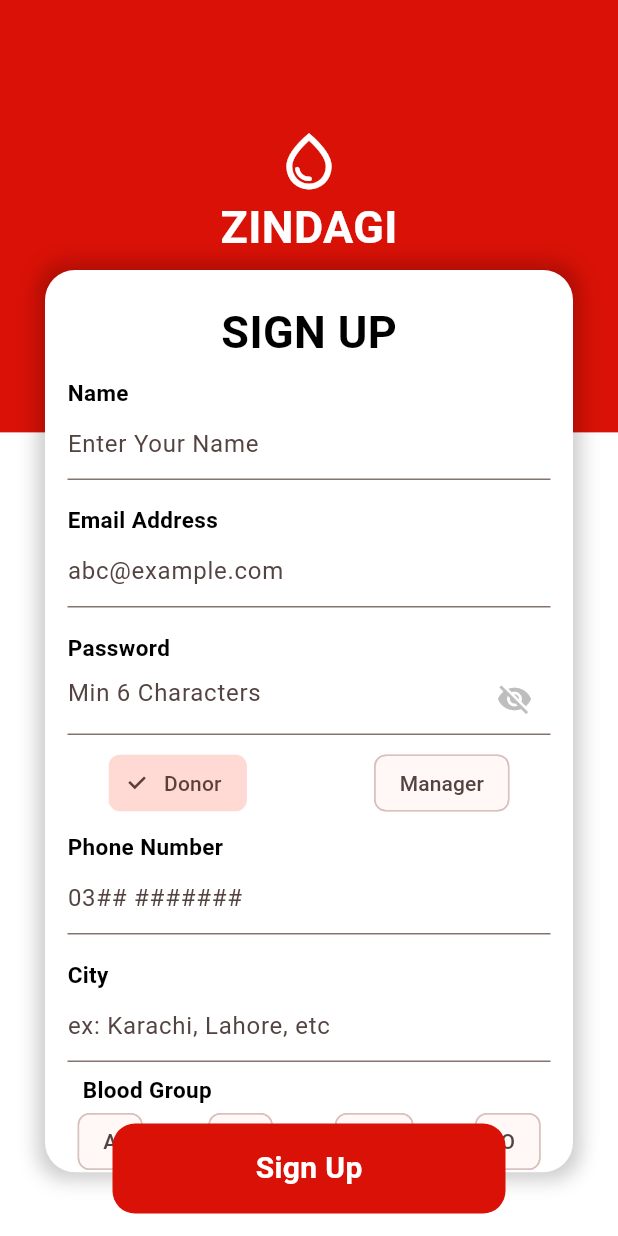
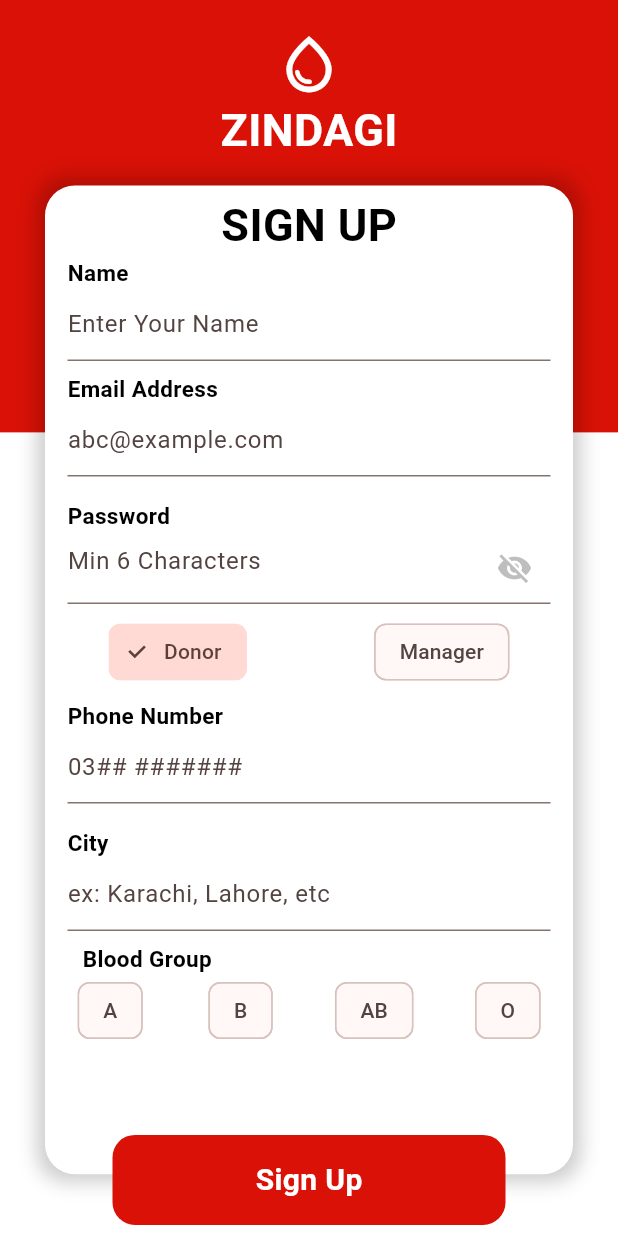
Before and after one commit to shammaskhann/Blood_Donation_APP_Flutter-FireBaseF, a Flutter app: the screen it shows after launch, after a tap on "Sign Up", on a phone screen of 412 x 824 dp. Run offline on Flutter 3.47's test engine with Material 3 defaults, Android fonts, the phone set to English and light mode, and no system bars; our stand-ins replace cloud_firestore, firebase_auth, firebase_core, fluttertoast, shimmer; accounts and stored records are empty; Roboto replaces fonts that are missing (Poppins).

Commit message:
'v10.final"

```diff
--- a/lib/view/DonorEditDetailScreen.dart
+++ b/lib/view/DonorEditDetailScreen.dart
@@ -1,3 +1,5 @@
+import 'dart:developer';
+
 import 'package:flutter/material.dart';
 import 'package:project_jp/resources/Colors.dart';
 import 'package:project_jp/view/HomeScreen.dart';
--- a/lib/view/LoginScreen.dart
+++ b/lib/view/LoginScreen.dart
@@ -61,11 +61,11 @@ class _LoginScreenState extends State<LoginScreen> {
                     ],
                   )),
               Positioned(
-                top: 250,
+                top: MediaQuery.of(context).size.height * 0.25,
                 left: 30,
                 right: 30,
                 child: Container(
-                    height: MediaQuery.of(context).size.height * 0.4,
+                    height: MediaQuery.of(context).size.height * 0.465,
                     width: MediaQuery.sizeOf(context).width * 0.85,
                     decoration: BoxDecoration(
                         color: AppColors.white,
@@ -181,7 +181,7 @@ class _LoginScreenState extends State<LoginScreen> {
                     )),
               ),
               Positioned(
-                  bottom: 80,
+                  top: MediaQuery.of(context).size.height * 0.65,
                   left: 30,
                   right: 30,
                   child: Column(
@@ -204,13 +204,13 @@ class _LoginScreenState extends State<LoginScreen> {
                               });
                             }
                           }),
-                      const SizedBox(
-                        height: 10,
-                      ),
+                      // const SizedBox(
+                      //   height: 10,
+                      // ),
                       const Text("OR"),
-                      const SizedBox(
-                        height: 10,
-                      ),
+                      // const SizedBox(
+                      //   height: 10,
+                      // ),
                       CustomButton(
                           title: "Sign Up",
                           loading: false,
--- a/lib/view/SignUpScreen.dart
+++ b/lib/view/SignUpScreen.dart
@@ -40,9 +40,12 @@ class _SignUpScreenState extends State<SignUpScreen> {
                           width: MediaQuery.sizeOf(context).width,
                           color: AppColors.primaryColor,
                           child: const Column(
-                            mainAxisAlignment: MainAxisAlignment.center,
+                            mainAxisAlignment: MainAxisAlignment.start,
                             crossAxisAlignment: CrossAxisAlignment.center,
                             children: [
+                              SizedBox(
+                                height: 20,
+                              ),
                               Icon(
                                 Icons.water_drop_outlined,
                                 color: AppColors.white,
@@ -56,7 +59,7 @@ class _SignUpScreenState extends State<SignUpScreen> {
                                     fontWeight: FontWeight.w600,
                                   )),
                               SizedBox(
-                                height: 30,
+                                height: 50,
                               ),
                             ],
                           ),
@@ -68,11 +71,11 @@ class _SignUpScreenState extends State<SignUpScreen> {
                       ],
                     )),
                 Positioned(
-                  top: 180,
+                  top: MediaQuery.of(context).size.height * 0.15,
                   left: 30,
                   right: 30,
                   child: Container(
-                      height: MediaQuery.of(context).size.height * 0.73,
+                      height: MediaQuery.of(context).size.height * 0.8,
                       width: MediaQuery.sizeOf(context).width * 0.85,
                       decoration: BoxDecoration(
                           color: AppColors.white,
@@ -90,7 +93,7 @@ class _SignUpScreenState extends State<SignUpScreen> {
                         crossAxisAlignment: CrossAxisAlignment.center,
                         children: [
                           const SizedBox(
-                            height: 20,
+                            height: 5,
                           ),
                           const Text("SIGN UP",
                               style: TextStyle(
@@ -103,7 +106,7 @@ class _SignUpScreenState extends State<SignUpScreen> {
                               child: Column(children: [
                                 Padding(
                                   padding: const EdgeInsets.symmetric(
-                                      horizontal: 15.0, vertical: 8),
+                                      horizontal: 15.0, vertical: 0),
                                   child: Column(
                                     crossAxisAlignment:
                                         CrossAxisAlignment.start,
@@ -375,7 +378,7 @@ class _SignUpScreenState extends State<SignUpScreen> {
                       )),
                 ),
                 Positioned(
-                    bottom: 0,
+                    top: MediaQuery.of(context).size.height * 0.9,
                     left: 50,
                     right: 50,
                     child: CustomButton(
--- a/lib/viewmodel/DonorEditViewModel.dart
+++ b/lib/viewmodel/DonorEditViewModel.dart
@@ -17,7 +17,8 @@ class DonorEditViewModel {
     locationController.text = data['Phone Number'];
     cityController.text = data['City'];
     dateController.text = data['Date'].toDate().toString();
-    bloodGroup = data['Blood Group'];
+    bloodGroup = data['Blood Group'].toString();
+    print(bloodGroup.toString());
   }
 
   saveDetails(String uid) async {
```
Also changed, not shown: pubspec.lock.
